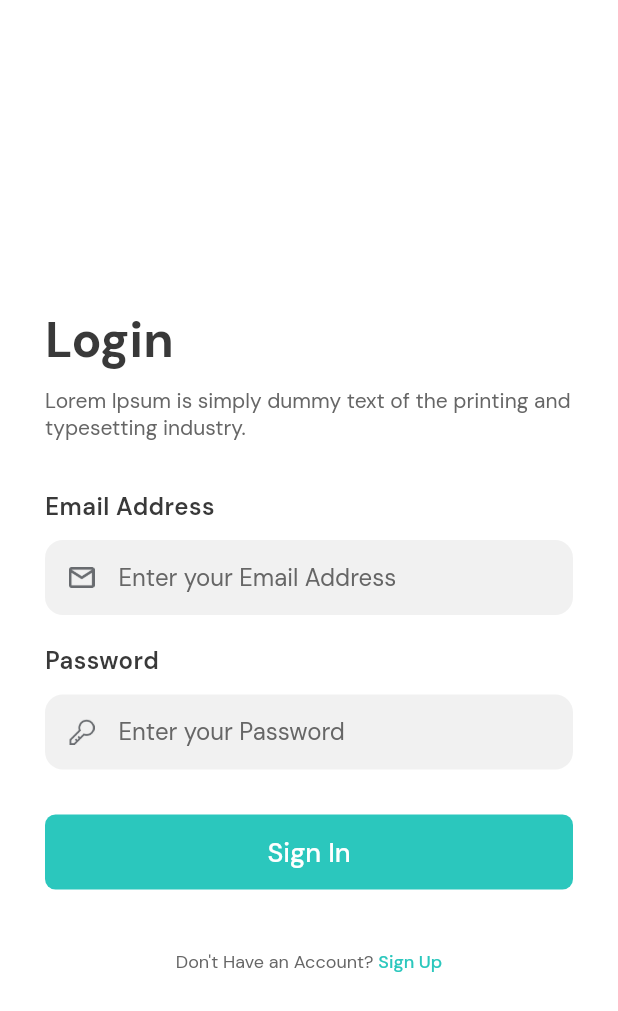
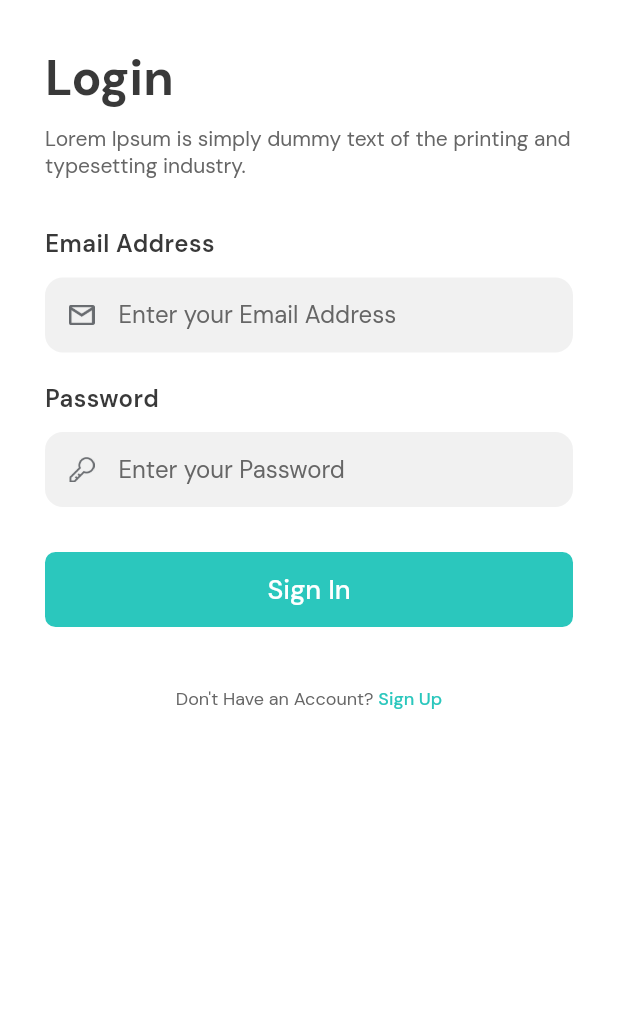
Before and after one commit to nestiawanfyan18/Lucely_Apps, a Flutter app: the screen it shows after launch, on a phone screen of 412 x 824 dp. Shown: the top 1011 px of the screen. Run offline on Flutter 3.47's test engine with Material 2 defaults, Android fonts, the phone set to English and light mode, and no system bars; our stand-ins replace flutter_screenutil, google_fonts; missing offline and left inert: flutter_statusbarcolor_ns.

Commit message:
minor edit

```diff
--- a/lib/component.dart
+++ b/lib/component.dart
@@ -86,13 +86,13 @@ class RegularButton extends StatelessWidget {
       {Key? key,
       required this.color,
       required this.text,
-      required this.context,
+      required this.contextParent,
       required this.route})
       : super(key: key);
 
   final Color color;
   final String text;
-  final BuildContext context;
+  final BuildContext contextParent;
   final String route;
 
   @override
@@ -103,7 +103,7 @@ class RegularButton extends StatelessWidget {
       margin: EdgeInsets.only(top: 30),
       child: TextButton(
         onPressed: () {
-          Navigator.pushReplacementNamed(context, route);
+          Navigator.pushReplacementNamed(contextParent, route);
         },
         child: Text(text,
             style: thiridTextStyle.copyWith(
--- a/lib/pages/sign_in_page.dart
+++ b/lib/pages/sign_in_page.dart
@@ -55,7 +55,10 @@ class SignIn extends StatelessWidget {
         );
 
     Widget signInButton() => RegularButton(
-        color: primaryColor, text: "Sign In", context: context, route: "/home");
+        color: primaryColor,
+        text: "Sign In",
+        contextParent: context,
+        route: "/home");
 
     Widget footer() {
       return Container(
@@ -103,7 +106,9 @@ class SignIn extends StatelessWidget {
               horizontal: defaultMargin,
             ),
             child: Center(
-              child: Column(
+              child: ListView(
+                children: [
+                  Column(
                     mainAxisAlignment: MainAxisAlignment.center,
                     // crossAxisAlignment: CrossAxisAlignment.start,
                     children: [
@@ -114,6 +119,8 @@ class SignIn extends StatelessWidget {
                       footer(),
                     ],
                   ),
+                ],
+              ),
             ),
           ),
         ),
```
Lines whose indentation alone changed are shown as unchanged.
